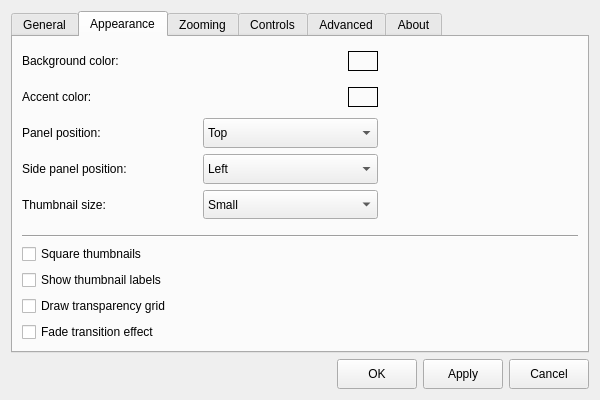
First picture: the form in gui/settingsdialog.ui, repository do-i/thumbgrid, before the edit.
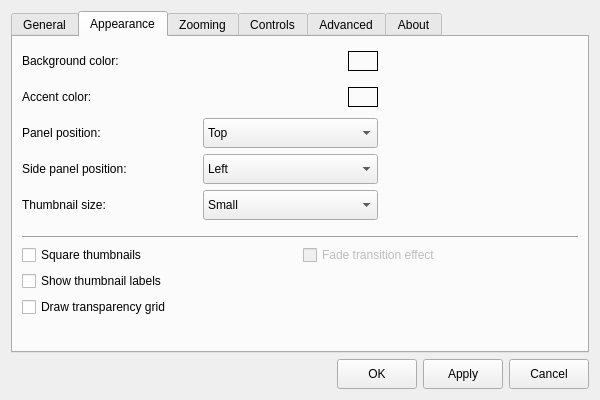
Second picture: the form after the edit. The open tabs and pages were chosen to show the change. Icons and pictures are not drawn. Custom widgets are drawn as their Qt base class.

```diff
--- a/gui/settingsdialog.ui
+++ b/gui/settingsdialog.ui
@@ -710,7 +710,7 @@
                <property name="minimumSize">
                 <size>
                  <width>100</width>
-                 <height>0</height>
+                 <height>30</height>
                 </size>
                </property>
                <item>
@@ -765,6 +765,16 @@
         </widget>
        </item>
        <item>
+        <layout class="QHBoxLayout" name="horizontalLayout_20">
+         <property name="bottomMargin">
+          <number>10</number>
+         </property>
+         <item>
+          <layout class="QVBoxLayout" name="verticalLayout_15">
+           <property name="leftMargin">
+            <number>0</number>
+           </property>
+           <item>
         <widget class="QCheckBox" name="squareThumbnailsCheckBox">
          <property name="text">
           <string>Square thumbnails</string>
@@ -781,8 +791,8 @@
          </property>
          <property name="minimumSize">
           <size>
-           <width>300</width>
-           <height>20</height>
+               <width>0</width>
+               <height>0</height>
           </size>
          </property>
          <property name="text">
@@ -801,13 +811,63 @@
         </widget>
        </item>
        <item>
+            <spacer name="verticalSpacer_9">
+             <property name="orientation">
+              <enum>Qt::Vertical</enum>
+             </property>
+             <property name="sizeHint" stdset="0">
+              <size>
+               <width>20</width>
+               <height>40</height>
+              </size>
+             </property>
+            </spacer>
+           </item>
+          </layout>
+         </item>
+         <item>
+          <layout class="QVBoxLayout" name="verticalLayout_16">
+           <item>
         <widget class="QCheckBox" name="fadeEffectCheckBox">
+             <property name="enabled">
+              <bool>false</bool>
+             </property>
          <property name="text">
           <string>Fade transition effect</string>
          </property>
         </widget>
        </item>
        <item>
+            <spacer name="verticalSpacer_10">
+             <property name="orientation">
+              <enum>Qt::Vertical</enum>
+             </property>
+             <property name="sizeHint" stdset="0">
+              <size>
+               <width>20</width>
+               <height>40</height>
+              </size>
+             </property>
+            </spacer>
+           </item>
+          </layout>
+         </item>
+        </layout>
+       </item>
+       <item>
+        <spacer name="verticalSpacer_8">
+         <property name="orientation">
+          <enum>Qt::Vertical</enum>
+         </property>
+         <property name="sizeHint" stdset="0">
+          <size>
+           <width>20</width>
+           <height>40</height>
+          </size>
+         </property>
+        </spacer>
+       </item>
+       <item>
         <spacer name="verticalSpacer_2">
          <property name="orientation">
           <enum>Qt::Vertical</enum>
```
Left out of the diff: 12 changed lines with no effect on the pictures. Lines whose indentation alone changed are shown as unchanged.
